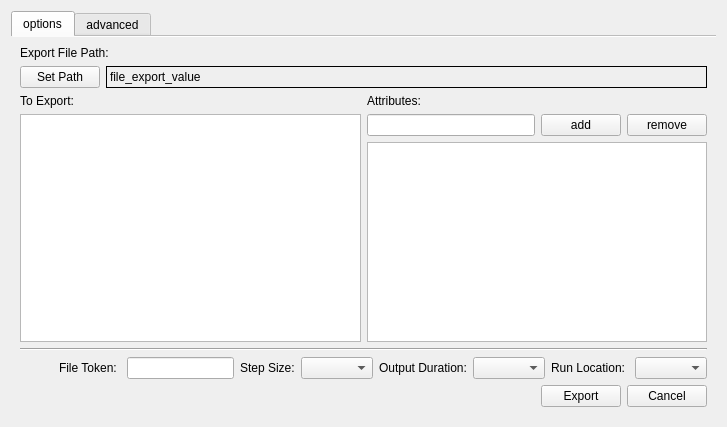
Above: alembicexporter.ui from c1112/mayaAlembicExport before the change. Below: the same form after it.
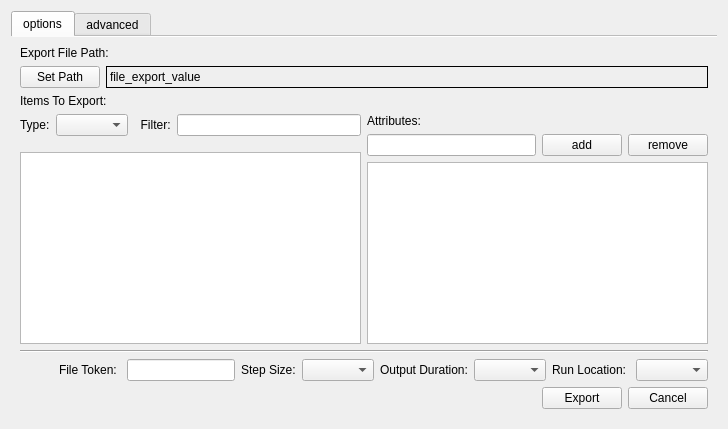
That is the form after the change.

Commit message: updated controls and callback access

Patch:
```diff
--- a/alembicexporter.ui
+++ b/alembicexporter.ui
@@ -6,8 +6,8 @@
    <rect>
     <x>0</x>
     <y>0</y>
-    <width>727</width>
-    <height>427</height>
+    <width>728</width>
+    <height>429</height>
    </rect>
   </property>
   <property name="sizePolicy">
@@ -93,19 +93,56 @@
            </item>
           </layout>
          </item>
+         <item>
+          <widget class="QLabel" name="label_2">
+           <property name="sizePolicy">
+            <sizepolicy hsizetype="Maximum" vsizetype="Preferred">
+             <horstretch>0</horstretch>
+             <verstretch>0</verstretch>
+            </sizepolicy>
+           </property>
+           <property name="text">
+            <string>Items To Export:  </string>
+           </property>
+          </widget>
+         </item>
          <item>
           <layout class="QHBoxLayout" name="horizontalLayout_4">
            <item>
             <layout class="QVBoxLayout" name="verticalLayout_2">
              <item>
-              <widget class="QLabel" name="label_2">
-               <property name="text">
-                <string>To Export:</string>
+              <layout class="QHBoxLayout" name="horizontalLayout_9">
+               <property name="bottomMargin">
+                <number>10</number>
                </property>
-              </widget>
+               <item>
+                <widget class="QLabel" name="label_8">
+                 <property name="text">
+                  <string>Type:</string>
+                 </property>
+                </widget>
+               </item>
+               <item>
+                <widget class="QComboBox" name="cmbo_item_types"/>
+               </item>
+               <item>
+                <widget class="QLabel" name="label_7">
+                 <property name="text">
+                  <string>  Filter:</string>
+                 </property>
+                </widget>
+               </item>
+               <item>
+                <widget class="QLineEdit" name="txt_filter_value"/>
+               </item>
+              </layout>
              </item>
              <item>
-              <widget class="QListWidget" name="list_toexport"/>
+              <widget class="QListWidget" name="list_toexport">
+               <property name="selectionMode">
+                <enum>QAbstractItemView::MultiSelection</enum>
+               </property>
+              </widget>
              </item>
             </layout>
            </item>
```
Left out of the diff: 2 changed lines with no effect on the pictures. The commit also changes 1 other file.
